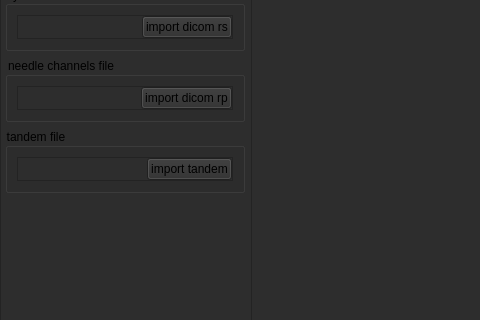
Qt form Presentation/MainWindow/ui_main.ui (nsmela/brachify) before a commit; both pictures show x 0 to 480 and y 121 to 441 of the 1000 by 727 pixel window.
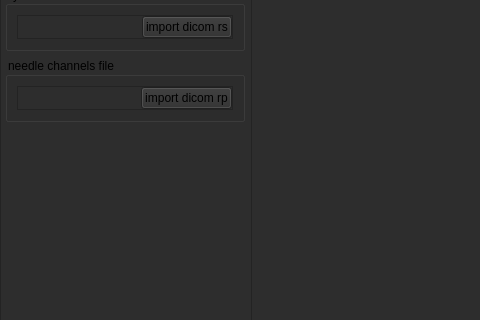
The same form after that commit. The open tabs and pages were chosen to show the change.

Commit message: some tandem cleanup and inmplementing two serious tandems records. Need a way to adjust rotation for tandems

What changed in the file:
```diff
--- a/Presentation/MainWindow/ui_main.ui
+++ b/Presentation/MainWindow/ui_main.ui
@@ -505,56 +505,6 @@
                 </layout>
                </widget>
               </item>
-              <item>
-               <widget class="QGroupBox" name="groupBox_4">
-                <property name="title">
-                 <string>tandem file</string>
-                </property>
-                <layout class="QVBoxLayout" name="verticalLayout_11">
-                 <item>
-                  <widget class="QFrame" name="frame_4">
-                   <property name="frameShape">
-                    <enum>QFrame::StyledPanel</enum>
-                   </property>
-                   <property name="frameShadow">
-                    <enum>QFrame::Raised</enum>
-                   </property>
-                   <layout class="QHBoxLayout" name="horizontalLayout_7">
-                    <property name="leftMargin">
-                     <number>0</number>
-                    </property>
-                    <property name="topMargin">
-                     <number>0</number>
-                    </property>
-                    <property name="rightMargin">
-                     <number>0</number>
-                    </property>
-                    <property name="bottomMargin">
-                     <number>0</number>
-                    </property>
-                    <item>
-                     <widget class="QLineEdit" name="lineedit_tandem">
-                      <property name="frame">
-                       <bool>false</bool>
-                      </property>
-                      <property name="readOnly">
-                       <bool>true</bool>
-                      </property>
-                     </widget>
-                    </item>
-                    <item>
-                     <widget class="QPushButton" name="btn_import_tandem">
-                      <property name="text">
-                       <string>import tandem</string>
-                      </property>
-                     </widget>
-                    </item>
-                   </layout>
-                  </widget>
-                 </item>
-                </layout>
-               </widget>
-              </item>
               <item>
                <spacer name="verticalSpacer_5">
                 <property name="orientation">
```
Left out of the diff: 2 changed lines with no effect on the pictures. The commit also changes 14 other files.
